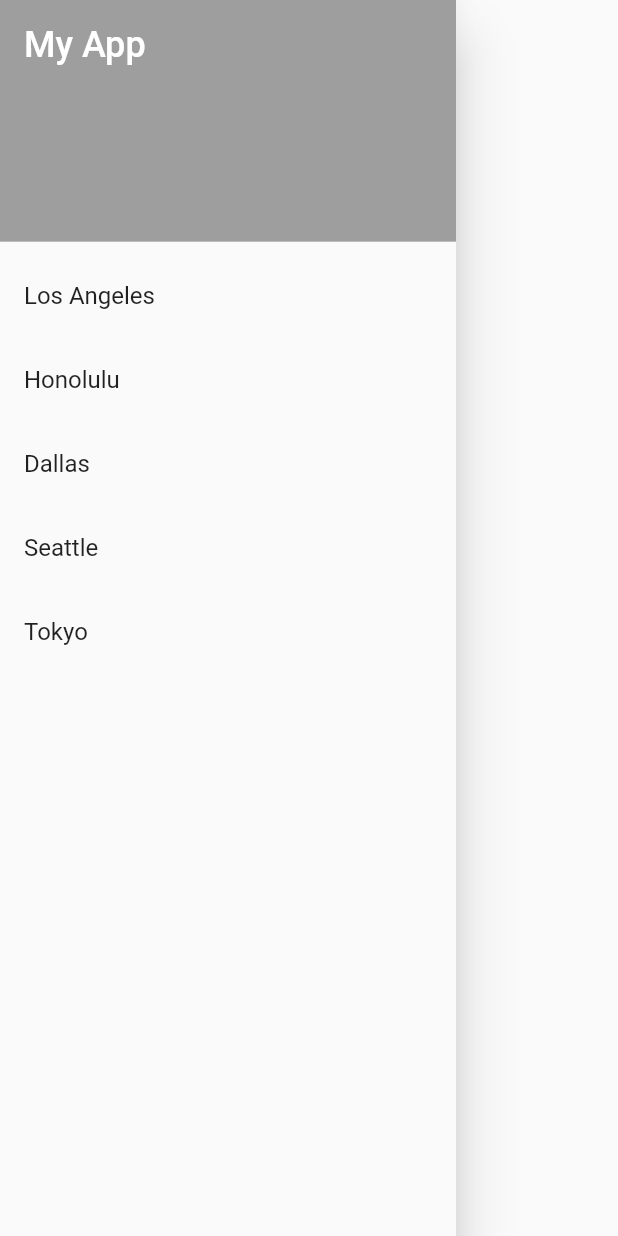
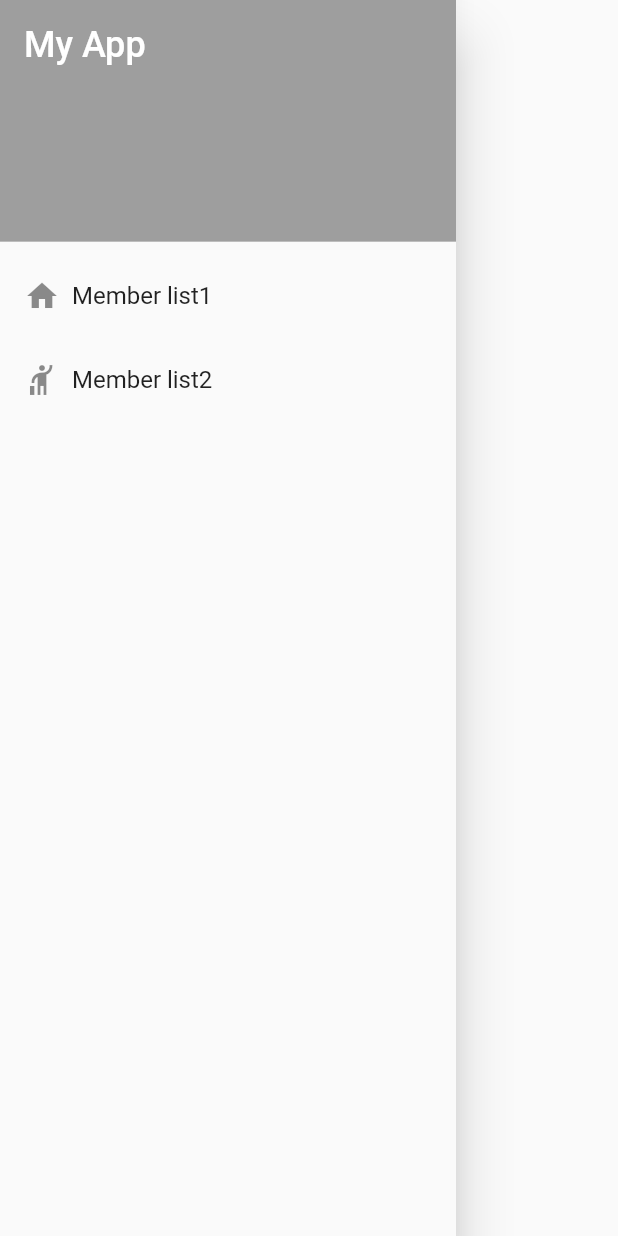
Before and after one commit to YasuhiroOsajima/flutter_sample, a Flutter app: the CustomDrawer widget shown alone on an empty page, opened directly, on a phone screen of 412 x 824 dp. Run offline on Flutter 3.47's test engine with Material 2 defaults, Android fonts, the phone set to English and light mode, and no system bars; our stand-ins replace syncfusion_flutter_charts.

Commit message:
add routing

```diff
--- a/lib/main.dart
+++ b/lib/main.dart
@@ -1,11 +1,11 @@
 import 'package:flutter/material.dart';
 import 'package:provider/provider.dart';
 
-import 'pages/home.dart' as home;
 import 'states/members.dart' as members;
 import 'states/row_selected.dart' as row_selected;
 import 'states/table_sort.dart' as table_sort;
 import 'states/table_search.dart' as table_search;
+import 'routes.dart' as routes;
 
 void main() {
   runApp(
@@ -39,7 +39,9 @@ class MyApp extends StatelessWidget {
         primarySwatch: Colors.grey,
         textTheme: const TextTheme(bodyText2: TextStyle(color: Colors.purple)),
       ),
-      home: home.MyHomePage(),
+      //home: home.MyHomePage(),
+      initialRoute: '/',
+      routes: routes.pageRoutes,
     );
   }
 }
--- a/lib/pages/home.dart
+++ b/lib/pages/home.dart
@@ -5,6 +5,8 @@ import '../widgets/table_area.dart' as table_area;
 import '../widgets/description_area.dart' as description_area;
 
 class MyHomePage extends StatelessWidget {
+  static const String routeName = '/homePage';
+
   @override
   Widget build(BuildContext context) {
     return GestureDetector(
--- /dev/null
+++ b/lib/routes.dart
@@ -0,0 +1,8 @@
+import 'package:flutter/material.dart';
+
+import 'pages/home.dart' as homePage;
+
+Map<String, WidgetBuilder> pageRoutes = {
+  '/': (BuildContext context) => homePage.MyHomePage(),
+  '/home': (BuildContext context) => homePage.MyHomePage(),
+};
--- a/lib/widgets/drawer.dart
+++ b/lib/widgets/drawer.dart
@@ -1,10 +1,13 @@
 import 'package:flutter/material.dart';
+
+import '../routes.dart' as routes;
 
 class CustomDrawer extends StatelessWidget {
   @override
   Widget build(BuildContext context) {
     return Drawer(
       child: ListView(
+        padding: EdgeInsets.zero,
         children: <Widget>[
           DrawerHeader(
             child: Text(
@@ -19,33 +22,31 @@ class CustomDrawer extends StatelessWidget {
             ),
           ),
           ListTile(
-            title: Text('Los Angeles'),
+            title: Row(
+              children: <Widget>[
+                Icon(Icons.home),
+                Padding(
+                  padding: EdgeInsets.only(left: 8.0),
+                  child: Text("Member list1"),
+                )
+              ],
+            ),
             onTap: () {
-              Navigator.pop(context);
+              Navigator.of(context).pushNamed('/');
             },
           ),
           ListTile(
-            title: Text('Honolulu'),
+            title: Row(
+              children: <Widget>[
+                Icon(Icons.hail),
+                Padding(
+                  padding: EdgeInsets.only(left: 8.0),
+                  child: Text("Member list2"),
+                )
+              ],
+            ),
             onTap: () {
-              Navigator.pop(context);
-            },
-          ),
-          ListTile(
-            title: Text('Dallas'),
-            onTap: () {
-              Navigator.pop(context);
-            },
-          ),
-          ListTile(
-            title: Text('Seattle'),
-            onTap: () {
-              Navigator.pop(context);
-            },
-          ),
-          ListTile(
-            title: Text('Tokyo'),
-            onTap: () {
-              Navigator.pop(context);
+              Navigator.of(context).pushNamed('/home');
             },
           ),
         ],
--- a/lib/widgets/mychart.dart
+++ b/lib/widgets/mychart.dart
@@ -1,6 +1,5 @@
 import 'package:flutter/material.dart';
 import 'package:syncfusion_flutter_charts/charts.dart';
-import 'package:syncfusion_flutter_charts/sparkcharts.dart';
 
 class SearchSpace extends StatelessWidget {
   @override
```
